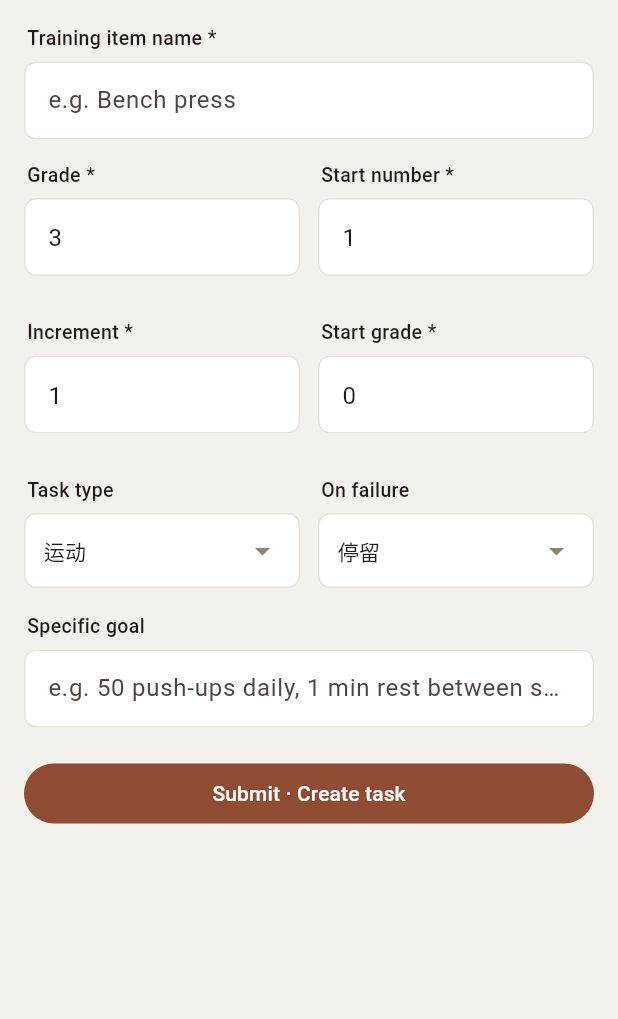
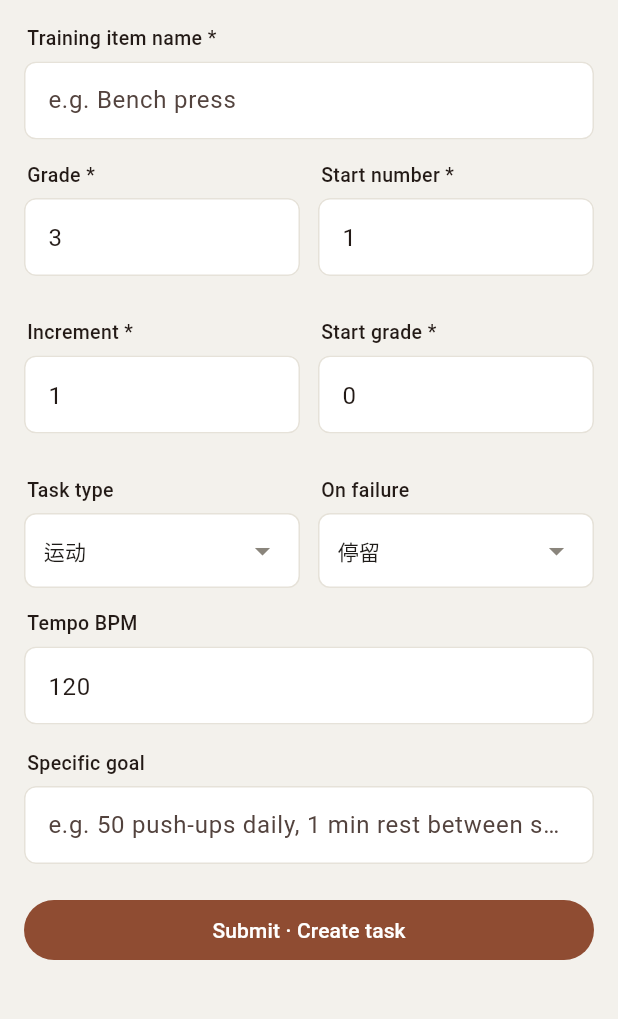
Before and after one commit to teigkuang/flutter_advanced_trainer, a Flutter app: the CreatePage screen opened directly, on a phone screen of 412 x 824 dp, the part 84-1103 px from its top. Run offline on Flutter 3.47's test engine with Material 3 defaults, Android fonts, the phone set to English and light mode, and no system bars; our stand-ins replace audioplayers, file_picker, sqflite, sqflite_common_ffi; accounts and stored records are empty; Roboto replaces fonts that are missing (MicrosoftYaHei).

Commit message:
运动任务BPM三处同步(DB v4/仓库/创建/执行/编辑) + 记录类型相关记录按次改版(只列完成次、点进该次综合详情);新增fieldBpm/bpmHint/noteInSession词条

```diff
--- a/lib/data/app_database.dart
+++ b/lib/data/app_database.dart
@@ -32,7 +32,7 @@ class AppDatabase {
     final path = p.join(dir.path, 'advance_trainer.db');
     _db = await openDatabase(
       path,
-      version: 3,
+      version: 4,
       onCreate: _onCreate,
       onUpgrade: _onUpgrade,
     );
@@ -58,6 +58,13 @@ class AppDatabase {
         }
       }
     }
+    if (oldVersion < 4) {
+      // v4：运动任务节拍器 BPM
+      final exists = await _columnExists(db, 'training_item', 'bpm');
+      if (!exists) {
+        await db.execute('ALTER TABLE training_item ADD COLUMN bpm INTEGER');
+      }
+    }
   }
 
   static Future<bool> _columnExists(Database db, String table, String column) async {
@@ -80,6 +87,7 @@ class AppDatabase {
         plus_var INTEGER NOT NULL,
         d_grade INTEGER NOT NULL,
         begin_grade INTEGER NOT NULL,
+        bpm INTEGER,
         fail_rule TEXT,
         status TEXT,
         created_at TEXT
--- a/lib/data/training_repository.dart
+++ b/lib/data/training_repository.dart
@@ -16,6 +16,7 @@ abstract class TrainingRepository {
   Future<TrainingItem?> getItem(int id);
   Future<int> createItem(TrainingItem item);
   Future<void> updateItem(TrainingItem item);
+  Future<void> updateItemBpm(int id, int bpm); // 运动：执行中修改节拍器 BPM 后写回
   Future<void> deleteItem(int id); // 级联删除：任务 + 进度 + 全部完成记录（单个事务）
   Future<ProgressState?> getProgress(int itemId);
   Future<void> saveProgress(int itemId, ProgressState st);
@@ -54,6 +55,7 @@ class SqliteTrainingRepository implements TrainingRepository {
       'plus_var': item.plusVar,
       'd_grade': item.dGrade,
       'begin_grade': item.beginGrade,
+      'bpm': item.bpm,
       'fail_rule': item.failRule,
       'status': item.status,
       'created_at': item.createdAt,
@@ -77,9 +79,16 @@ class SqliteTrainingRepository implements TrainingRepository {
       'plus_var': item.plusVar,
       'd_grade': item.dGrade,
       'begin_grade': item.beginGrade,
+      'bpm': item.bpm,
       'fail_rule': item.failRule,
       'status': item.status,
     }, where: 'id = ?', whereArgs: [item.id]);
+  }
+
+  @override
+  Future<void> updateItemBpm(int id, int bpm) async {
+    final db = await AppDatabase.instance;
+    await db.update('training_item', {'bpm': bpm}, where: 'id = ?', whereArgs: [id]);
   }
 
   @override
@@ -187,6 +196,7 @@ class SqliteTrainingRepository implements TrainingRepository {
         plusVar: row['plus_var'] as int,
         dGrade: row['d_grade'] as int,
         beginGrade: row['begin_grade'] as int,
+        bpm: (row['bpm'] as int?) ?? 120,
         failRule: (row['fail_rule'] as String?) ?? 'STAY',
         status: (row['status'] as String?) ?? 'ACTIVE',
         createdAt: (row['created_at'] as String?) ?? '',
--- a/lib/engine/models.dart
+++ b/lib/engine/models.dart
@@ -61,6 +61,7 @@ class TrainingItem {
   int plusVar; // P 增加量
   int dGrade; // G 内部阶数基准（显示层"阶数" = dGrade/2 - 1）
   int beginGrade; // B 内部起始阶基准（显示层"起始阶数" = (beginGrade-1)/2）
+  int bpm; // 运动：节拍器 BPM（40~208，默认 120；创建/执行/编辑三处读写，最终一致）
   String failRule; // STAY 停留 / RECEDE 回退
   String status; // ACTIVE / DONE
   String createdAt; // yyyy-MM-dd
@@ -78,6 +79,7 @@ class TrainingItem {
     required this.plusVar,
     required this.dGrade,
     required this.beginGrade,
+    this.bpm = 120,
     this.failRule = 'STAY',
     this.status = 'ACTIVE',
     required this.createdAt,
--- a/lib/l10n/app_en.arb
+++ b/lib/l10n/app_en.arb
@@ -20,6 +20,8 @@
   "fieldMethod": "Task type",
   "fieldGoal": "Specific goal",
   "fieldFailRule": "On failure",
+  "fieldBpm": "Tempo BPM",
+  "bpmHint": "Metronome tempo used on execution (40\u2013208, default 120)",
   "hintName": "e.g. Bench press",
   "hintGoal": "e.g. 50 push-ups daily, 1 min rest between sets",
   "errNameEmpty": "Please enter a name",
@@ -242,5 +244,11 @@
   "logDetailContentLabel": "Content",
   "logDetailPosLabel": "Position",
   "logDetailTimeLabel": "Time",
-  "logDetailOpen": "View detail"
+  "logDetailOpen": "View detail",
+  "noteInSession": "{n} entries in this session",
+  "@noteInSession": {
+    "placeholders": {
+      "n": { "type": "int" }
+    }
+  }
 }
--- a/lib/l10n/app_localizations.dart
+++ b/lib/l10n/app_localizations.dart
@@ -211,6 +211,18 @@ abstract class AppLocalizations {
   /// In en, this message translates to:
   /// **'On failure'**
   String get fieldFailRule;
+
+  /// No description provided for @fieldBpm.
+  ///
+  /// In en, this message translates to:
+  /// **'Tempo BPM'**
+  String get fieldBpm;
+
+  /// No description provided for @bpmHint.
+  ///
+  /// In en, this message translates to:
+  /// **'Metronome tempo used on execution (40–208, default 120)'**
+  String get bpmHint;
 
   /// No description provided for @hintName.
   ///
@@ -763,6 +775,12 @@ abstract class AppLocalizations {
   /// In en, this message translates to:
   /// **'View detail'**
   String get logDetailOpen;
+
+  /// No description provided for @noteInSession.
+  ///
+  /// In en, this message translates to:
+  /// **'{n} entries in this session'**
+  String noteInSession(int n);
 }
 
 class _AppLocalizationsDelegate
--- a/lib/l10n/app_localizations_en.dart
+++ b/lib/l10n/app_localizations_en.dart
@@ -66,6 +66,13 @@ class AppLocalizationsEn extends AppLocalizations {
 
   @override
   String get fieldFailRule => 'On failure';
+
+  @override
+  String get fieldBpm => 'Tempo BPM';
+
+  @override
+  String get bpmHint =>
+      'Metronome tempo used on execution (40–208, default 120)';
 
   @override
   String get hintName => 'e.g. Bench press';
@@ -392,4 +399,9 @@ class AppLocalizationsEn extends AppLocalizations {
 
   @override
   String get logDetailOpen => 'View detail';
+
+  @override
+  String noteInSession(int n) {
+    return '$n entries in this session';
+  }
 }
--- a/lib/l10n/app_localizations_zh.dart
+++ b/lib/l10n/app_localizations_zh.dart
@@ -65,6 +65,12 @@ class AppLocalizationsZh extends AppLocalizations {
 
   @override
   String get fieldFailRule => '未完成规则';
+
+  @override
+  String get fieldBpm => '节奏 BPM';
+
+  @override
+  String get bpmHint => '运动任务执行时使用的节拍速度（40~208，默认 120）';
 
   @override
   String get hintName => '如：胸肌卧推';
@@ -387,4 +393,9 @@ class AppLocalizationsZh extends AppLocalizations {
 
   @override
   String get logDetailOpen => '查看详情';
+
+  @override
+  String noteInSession(int n) {
+    return '本次共 $n 笔记录';
+  }
 }
--- a/lib/l10n/app_zh.arb
+++ b/lib/l10n/app_zh.arb
@@ -20,6 +20,8 @@
   "fieldMethod": "任务类型",
   "fieldGoal": "具体实施目标",
   "fieldFailRule": "未完成规则",
+  "fieldBpm": "节奏 BPM",
+  "bpmHint": "运动任务执行时使用的节拍速度（40~208，默认 120）",
   "hintName": "如：胸肌卧推",
   "hintGoal": "如：每日 50 个俯卧撑，每组间隔 1 分钟",
   "errNameEmpty": "请填写名称",
@@ -242,5 +244,11 @@
   "logDetailContentLabel": "记录内容",
   "logDetailPosLabel": "所属位置",
   "logDetailTimeLabel": "记录时间",
-  "logDetailOpen": "查看详情"
+  "logDetailOpen": "查看详情",
+  "noteInSession": "本次共 {n} 笔记录",
+  "@noteInSession": {
+    "placeholders": {
+      "n": { "type": "int" }
+    }
+  }
 }
--- a/lib/ui/create_page.dart
+++ b/lib/ui/create_page.dart
@@ -30,6 +30,7 @@ class _CreatePageState extends State<CreatePage> {
   final _plus = TextEditingController(text: '1');
   final _beginG = TextEditingController(text: '0');
   final _goal = TextEditingController();
+  final _bpm = TextEditingController(text: '120'); // 运动：节拍器 BPM（默认 120）
   late String _method = '运动';
   String _listFilePath = '';
   String _listFileName = '';
@@ -50,6 +51,7 @@ class _CreatePageState extends State<CreatePage> {
       _plus.text = '${it.plusVar}';
       _beginG.text = '${it.displayBeginGrade}';
       _goal.text = it.goalText;
+      _bpm.text = '${it.bpm}';
       _listFilePath = it.listFilePath;
       _listFileName = it.listFileName;
     }
@@ -63,6 +65,7 @@ class _CreatePageState extends State<CreatePage> {
     _plus.dispose();
     _beginG.dispose();
     _goal.dispose();
+    _bpm.dispose();
     super.dispose();
   }
 
@@ -90,6 +93,8 @@ class _CreatePageState extends State<CreatePage> {
     }
     setState(() => _nameError = null);
     final failRule = _failRule == '回退' ? 'RECEDE' : 'STAY';
+    final bpmRaw = int.tryParse(_bpm.text.trim());
+    final bpm = bpmRaw == null ? 120 : bpmRaw.clamp(40, 208);
     if (_isEdit) {
       final src = widget.item!;
       final updated = TrainingItem(
@@ -105,6 +110,7 @@ class _CreatePageState extends State<CreatePage> {
         plusVar: plus,
         dGrade: TrainingItem.dGradeFromDisplay(grade),
         beginGrade: TrainingItem.beginGradeFromDisplay(beginG),
+        bpm: bpm,
         failRule: failRule,
         status: src.status,
         createdAt: src.createdAt,
@@ -126,6 +132,7 @@ class _CreatePageState extends State<CreatePage> {
       plusVar: plus,
       dGrade: TrainingItem.dGradeFromDisplay(grade),
       beginGrade: TrainingItem.beginGradeFromDisplay(beginG),
+      bpm: bpm,
       failRule: failRule,
       status: 'ACTIVE',
       createdAt: DateTime.now().toIso8601String().substring(0, 10),
@@ -209,6 +216,7 @@ class _CreatePageState extends State<CreatePage> {
             ],
           ),
           if (_method == '事务' || _method == '学习') _listField(l10n),
+          if (_method == '运动') _bpmField(l10n),
           const SizedBox(height: 2),
           _field(l10n.fieldGoal, controller: _goal, hint: l10n.hintGoal),
           const SizedBox(height: 6),
@@ -433,6 +441,29 @@ class _CreatePageState extends State<CreatePage> {
     );
   }
 
+  /// 运动：节拍器 BPM 输入（默认 120，40~208）。
+  Widget _bpmField(AppLocalizations l10n) {
+    return Padding(
+      padding: const EdgeInsets.only(bottom: 14),
+      child: Column(
+        crossAxisAlignment: CrossAxisAlignment.start,
+        children: [
+          Padding(
+            padding: const EdgeInsets.only(left: 2, bottom: 6),
+            child: Text(l10n.fieldBpm,
+                style: const TextStyle(fontSize: 13, fontWeight: FontWeight.w500)),
+          ),
+          TextField(
+            controller: _bpm,
+            keyboardType: TextInputType.number,
+            inputFormatters: [FilteringTextInputFormatter.digitsOnly],
+            decoration: InputDecoration(hintText: l10n.bpmHint),
+          ),
+        ],
+      ),
+    );
+  }
+
   Widget _failField(AppLocalizations l10n) {
     return _appDropdown(
       l10n.fieldFailRule,
--- a/lib/ui/execute_page.dart
+++ b/lib/ui/execute_page.dart
@@ -68,11 +68,17 @@ class _ExecutePageState extends State<ExecutePage> {
       }
       return;
     }
-    // 运动（默认）
-    final ok = await Navigator.of(context).push<bool>(MaterialPageRoute(
-      builder: (_) => MetronomePage(item: widget.item, ref: ref),
+    // 运动（默认）：结束=完成返回推进；若节拍器里改了 BPM，写回任务保持一致。
+    final res = await Navigator.of(context).push<MetronomeResult>(MaterialPageRoute(
+      builder: (_) => MetronomePage(
+          item: widget.item, ref: ref, initialBpm: widget.item.bpm),
     ));
-    if (ok == true && mounted) setState(() => _done[i] = true);
+    if (res != null && res.finished && mounted) {
+      setState(() => _done[i] = true);
+      if (res.bpm != widget.item.bpm) {
+        await AppScope.of(context).repository.updateItemBpm(widget.item.id!, res.bpm);
+      }
+    }
   }
 
   Future<void> _confirmDone() async {
--- a/lib/ui/metronome_page.dart
+++ b/lib/ui/metronome_page.dart
@@ -17,17 +17,30 @@ import 'theme.dart';
 class MetronomePage extends StatefulWidget {
   final TrainingItem item;
   final int ref; // 当前项参考量
-  const MetronomePage({super.key, required this.item, required this.ref});
+  final int initialBpm; // 任务级 BPM（默认 120）
+  const MetronomePage({
+    super.key,
+    required this.item,
+    required this.ref,
+    this.initialBpm = 120,
+  });
 
   @override
   State<MetronomePage> createState() => _MetronomePageState();
+}
+
+/// 节拍器返回结果：是否完成当前项 + 结束后 BPM（供执行页写回任务，保持同步）。
+class MetronomeResult {
+  final bool finished;
+  final int bpm;
+  const MetronomeResult(this.finished, this.bpm);
 }
 
 class _MetronomePageState extends State<MetronomePage> {
   static const _minBpm = 40;
   static const _maxBpm = 208;
 
-  int _bpm = 120;
+  late int _bpm;
   String _state = 'idle'; // idle / run / pause
   Timer? _timer;
   int _beat = 0; // 已播的嘀嗒数（仅用于节拍指示点闪烁，不显示数字）
@@ -37,6 +50,7 @@ class _MetronomePageState extends State<MetronomePage> {
   @override
   void initState() {
     super.initState();
+    _bpm = widget.initialBpm.clamp(_minBpm, _maxBpm);
     _initAudio();
   }
 
@@ -147,9 +161,9 @@ class _MetronomePageState extends State<MetronomePage> {
   }
 
   void _end() {
-    // 结束 = 完成当前项，返回推进
+    // 结束 = 完成当前项，返回推进；同时把当前 BPM 带回（供执行页写回任务）
     _timer?.cancel();
-    Navigator.of(context).pop(true);
+    Navigator.of(context).pop(MetronomeResult(true, _bpm));
   }
 
   @override
```
Also changed, not shown: lib/ui/log_detail_page.dart (+35 -10 lines), lib/ui/logs_page.dart (+38 -25 lines).
